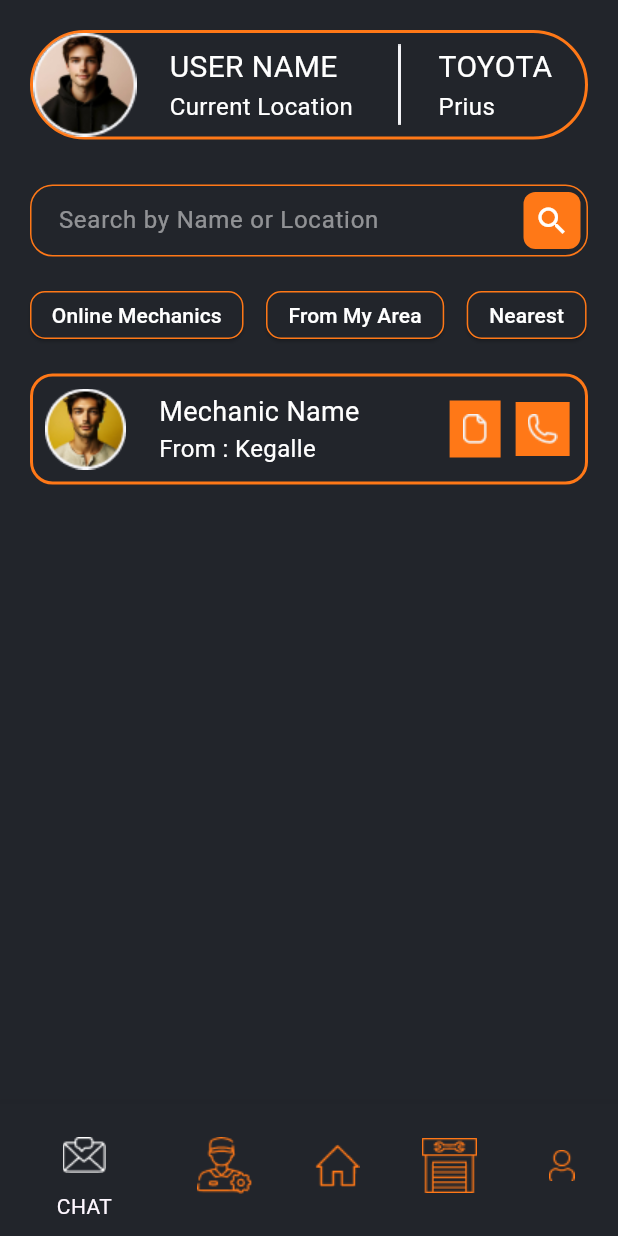
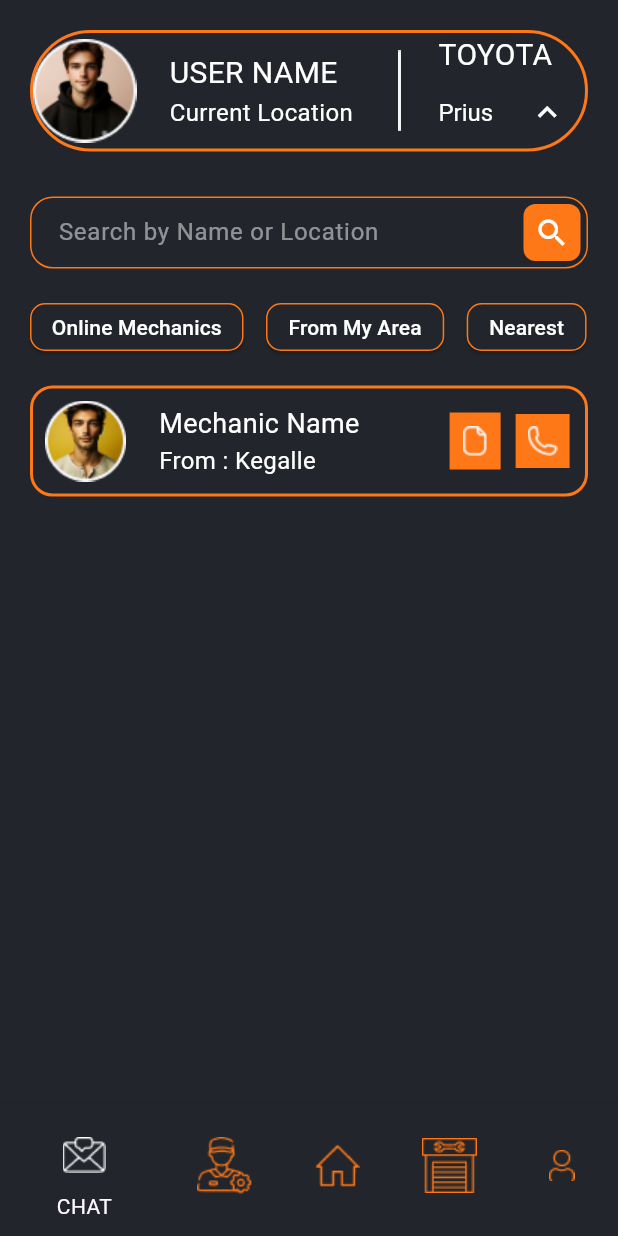
Before and after one commit to sudeepa99/Carex_App, a Flutter app: the screen it shows after launch, item 2 of the bottom bar chosen, on a phone screen of 412 x 824 dp. Run offline on Flutter 3.47's test engine with Material 3 defaults, Android fonts, the phone set to English and light mode, and no system bars; our stand-ins replace lottie; missing offline and left inert: dart:ffi.

Commit message:
Created Drop down button for user vehicle

```diff
--- a/lib/main.dart
+++ b/lib/main.dart
@@ -30,7 +30,7 @@ class MyApp extends StatelessWidget {
         colorScheme: ColorScheme.fromSeed(seedColor: Colors.deepPurple),
         useMaterial3: true,
       ),
-      home: const HomeScreen(),
+      home: MechanicPage(),
     );
   }
 }
--- a/lib/mechanic.dart
+++ b/lib/mechanic.dart
@@ -14,6 +14,17 @@ class MechanicPage extends StatefulWidget {
 
 class _MyWidgetState extends State<MechanicPage> {
   int myIndex = 0;
+  String _dropdownvalue = 'Prius';
+  bool _isDropdownOpen = true;
+
+  List<String> listItem = [
+    'Prius',
+    'Option 2',
+    'Option 3',
+    'Option 4',
+    'Option 5',
+    'Option 6'
+  ];
   @override
   Widget build(BuildContext context) {
     return MaterialApp(
@@ -157,23 +168,53 @@ class _MyWidgetState extends State<MechanicPage> {
                         padding: const EdgeInsets.only(left: 30.0),
                         child: Image.asset("assets/vertical-line.png"),
                       ),
-                      const Padding(
-                        padding: EdgeInsets.only(left: 25.0),
+                      Padding(
+                        padding: const EdgeInsets.only(left: 25.0),
                         child: Column(
                           crossAxisAlignment: CrossAxisAlignment.start,
                           children: [
-                            Text(
+                            const Text(
                               "TOYOTA",
                               style: TextStyle(
                                 fontSize: 20.0,
                                 color: Color(0XFFFFFFFF),
                               ),
                             ),
-                            Text(
-                              "Prius",
-                              style: TextStyle(
-                                fontSize: 16.0,
-                                color: Color(0XFFFFFFFF),
+                            GestureDetector(
+                              onTap: () {
+                                setState(() {
+                                  _isDropdownOpen = !_isDropdownOpen;
+                                });
+                              },
+
+                              // Adjust the spacing between label and dropdown icon
+                              child: DropdownButton(
+                                dropdownColor: const Color(0XFF22252B),
+                                style: const TextStyle(
+                                    color: Colors.white, fontSize: 16),
+
+                                underline: Container(),
+                                icon: _isDropdownOpen
+                                    ? const Icon(Icons.keyboard_arrow_up,
+                                        color: Colors.white)
+                                    : const Icon(Icons.keyboard_arrow_down,
+                                        color: Colors.white),
+                                iconSize: 25,
+                                iconEnabledColor: Colors.white,
+                                hint: const SizedBox
+                                    .shrink(), // Hide the hint text since we have a label
+                                value: _dropdownvalue,
+                                items: listItem.map((value1) {
+                                  return DropdownMenuItem(
+                                    value: value1,
+                                    child: Text(value1),
+                                  );
+                                }).toList(),
+                                onChanged: (String? newValue) {
+                                  setState(() {
+                                    _dropdownvalue = newValue!;
+                                  });
+                                },
                               ),
                             ),
                           ],
```
